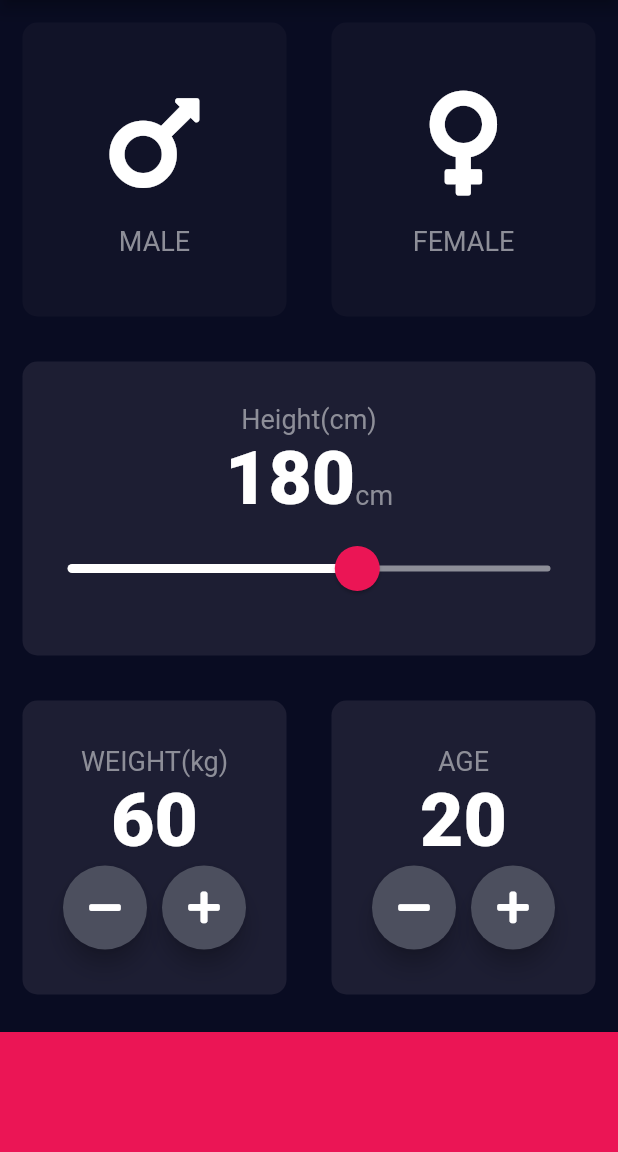
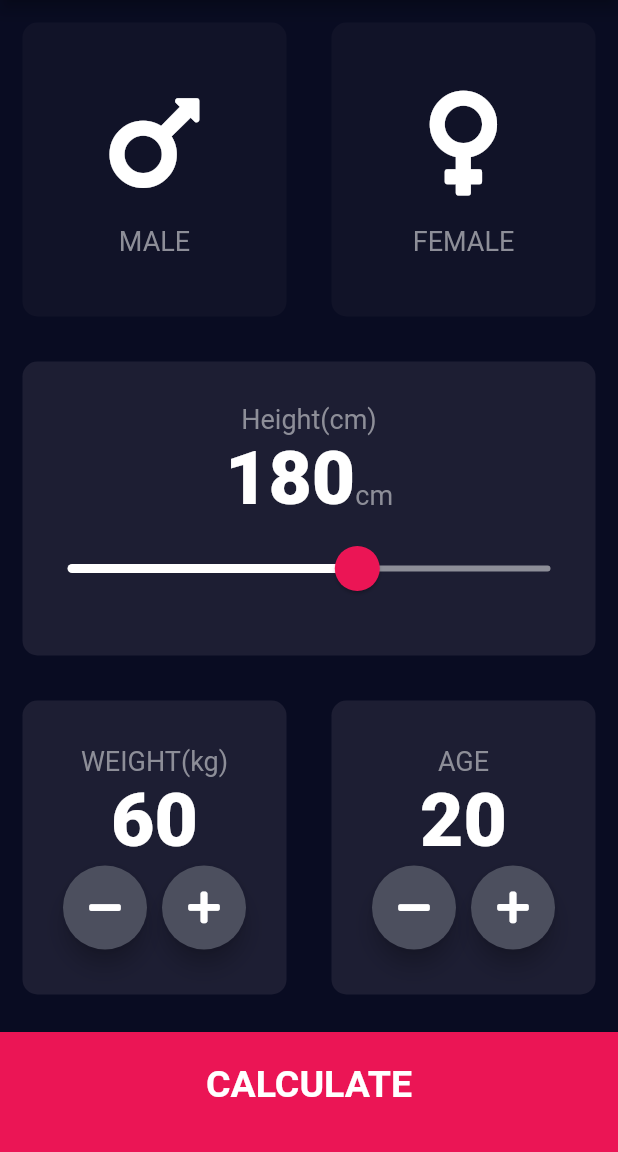
Before and after one commit to CKaii/BMI-Calculator-, a Flutter app: the screen it shows after launch, on a phone screen of 412 x 824 dp, the part 84-1236 px from its top. Run offline on Flutter 3.47's test engine with Material 2 defaults, Android fonts, the phone set to English and light mode, and no system bars; our stand-ins replace font_awesome_flutter.

Commit message:
Started routing results page to input page

```diff
--- a/lib/constants.dart
+++ b/lib/constants.dart
@@ -10,4 +10,12 @@ const kLabelTextStyle = TextStyle(
   color: Color(0xFF8D8E98),
 );
 
-const kNumberTextStyle = TextStyle(fontSize: 50.0, fontWeight: FontWeight.w900);
+const kNumberTextStyle = TextStyle(
+  fontSize: 50.0,
+  fontWeight: FontWeight.w900,
+);
+
+const kLargeButtonTextStyle = TextStyle(
+  fontSize: 25.0,
+  fontWeight: FontWeight.bold,
+);
--- a/lib/input_page.dart
+++ b/lib/input_page.dart
@@ -3,6 +3,7 @@ import 'package:font_awesome_flutter/font_awesome_flutter.dart';
 import 'reusable_icon.dart';
 import 'reusable_card.dart';
 import 'constants.dart';
+import 'results_page.dart';
 
 enum Gender { male, female }
 
@@ -200,11 +201,25 @@ class _InputPageState extends State<InputPage> {
               )
             ],
           )),
-          Container(
-            color: kBottomContainerColor,
-            margin: EdgeInsets.only(top: 10),
-            width: double.infinity,
-            height: kBottomContainerHeight,
+          GestureDetector(
+            onTap: () {
+              Navigator.push(context, MaterialPageRoute(builder: (context) {
+                return ResultsPage();
+              }));
+            },
+            child: Container(
+              child: Center(
+                child: Text(
+                  'CALCULATE',
+                  style: kLargeButtonTextStyle,
+                ),
+              ),
+              color: kBottomContainerColor,
+              margin: EdgeInsets.only(top: 10.0),
+              padding: EdgeInsets.only(bottom: 10.0),
+              width: double.infinity,
+              height: kBottomContainerHeight,
+            ),
           )
         ],
       ),
```
Also changed, not shown: lib/results_page.dart (added, +13 -0 lines).
